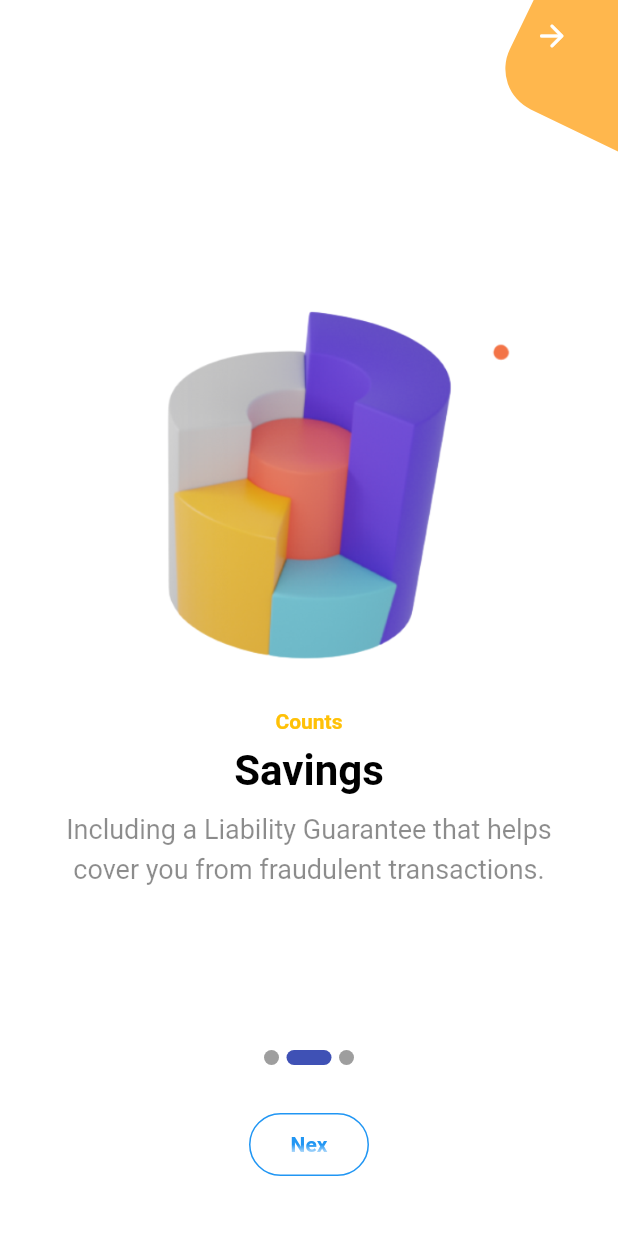
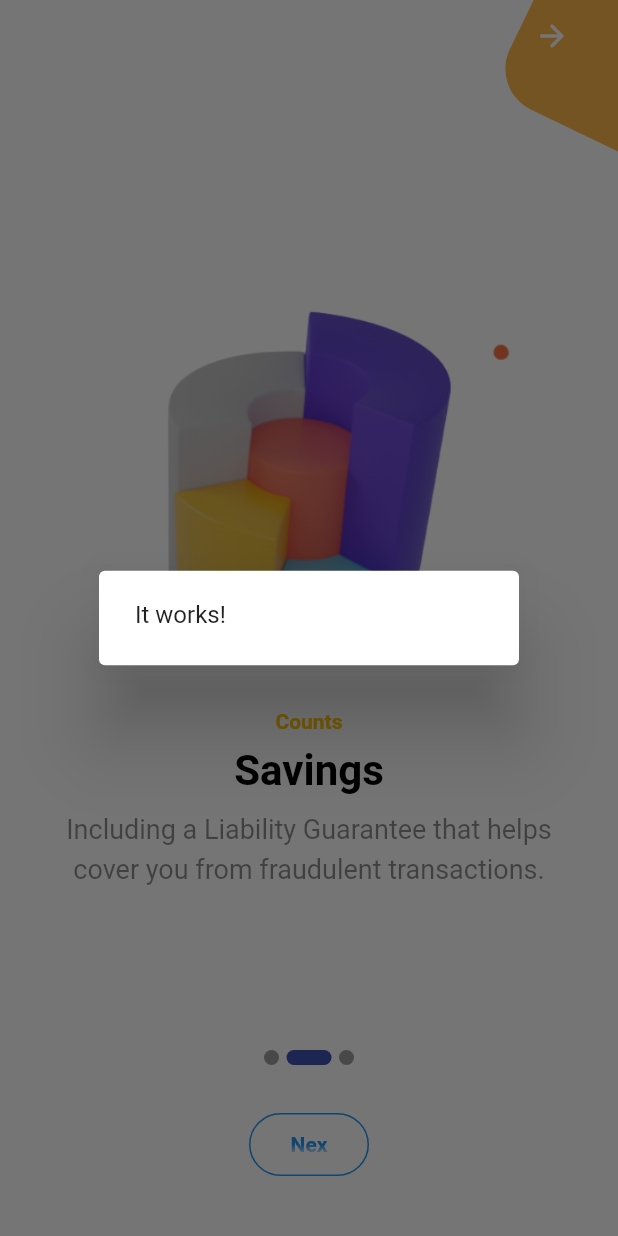
Before and after one commit to dragongesa/flutter-bank-app-boarding-screen, a Flutter app: the screen it shows after launch, after a tap on "Next", after a tap on the "arrow forward" icon, on a phone screen of 412 x 824 dp. Run offline on Flutter 3.47's test engine with Material 2 defaults, Android fonts, the phone set to English and light mode, and no system bars; drawn by our look-alikes of smooth_page_indicator; our stand-ins replace get.

Commit message:
Add function to top button

```diff
--- a/lib/controller.dart
+++ b/lib/controller.dart
@@ -5,7 +5,7 @@ import 'package:get/get.dart';
 
 import 'data.dart';
 
-class Controller extends GetxController{
+class Controller extends GetxController {
   final data = [DataModel(body: null)].obs;
   PageController pageController;
   final activeIndex = 0.obs;
@@ -20,6 +20,7 @@ final List<String> images = [
     pageController.dispose();
     super.onClose();
   }
+
   @override
   void onInit() {
     pageController = PageController(initialPage: 0);
@@ -27,8 +28,18 @@ pageController = PageController(initialPage: 0);
     super.onInit();
   }
 
+  skipSplashScreen(BuildContext context) {
+    showDialog(
+      context: context,
+      builder: (context) {
+        return AlertDialog(
+          content: Text("It works!"),
+        );
+      },
+    );
+  }
 
-  getData(){
+  getData() {
     data.clear();
     data.addAll(dataModelFromJson(jsonData));
     print(data.first.subtitle);
--- a/lib/screens/splashscreen.dart
+++ b/lib/screens/splashscreen.dart
@@ -124,14 +124,7 @@ class SplashScreen extends StatelessWidget {
                         onTap: () {
                           if (controller.data.length ==
                               controller.activeIndex.value + 1) {
-                            showDialog(
-                              context: context,
-                              builder: (context) {
-                                return AlertDialog(
-                                  content: Text("It works!"),
-                                );
-                              },
-                            );
+                            controller.skipSplashScreen(context);
                           } else {
                             controller.activeIndex.value += 1;
                             controller.pageController.animateToPage(
@@ -164,7 +157,9 @@ borderRadius: BorderRadius.circular(30)
               child: SafeArea(child: FlatButton(
                 splashColor: Colors.transparent,
                 highlightColor: Colors.transparent,
-                onPressed: (){}, child:Icon(Icons.arrow_forward_rounded,color: Colors.white,))))
+                onPressed: (){
+                  controller.skipSplashScreen(context);
+                }, child:Icon(Icons.arrow_forward_rounded,color: Colors.white,))))
           ],
         ));
   }
```
Lines whose indentation alone changed are shown as unchanged.
